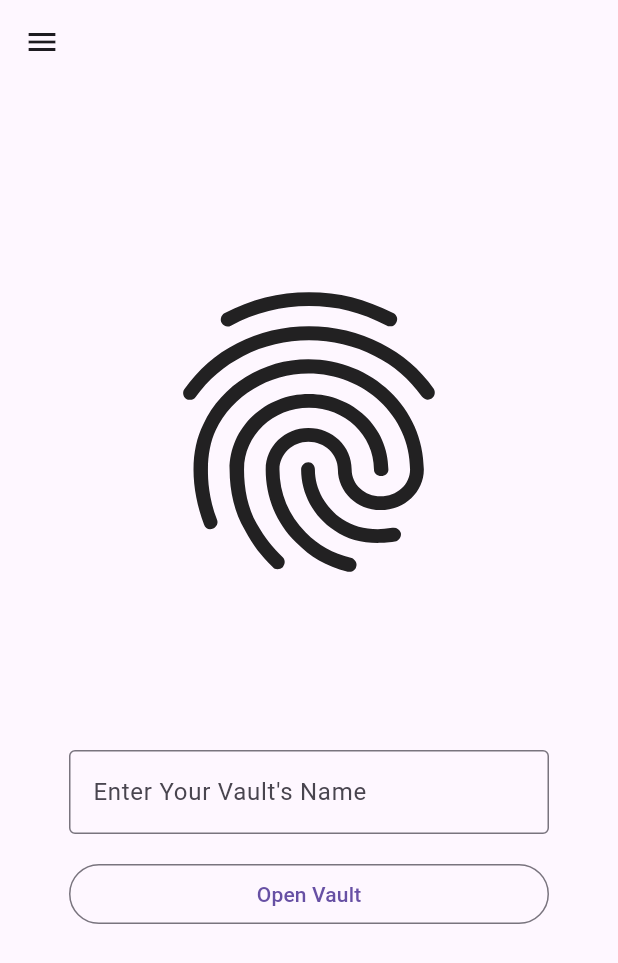
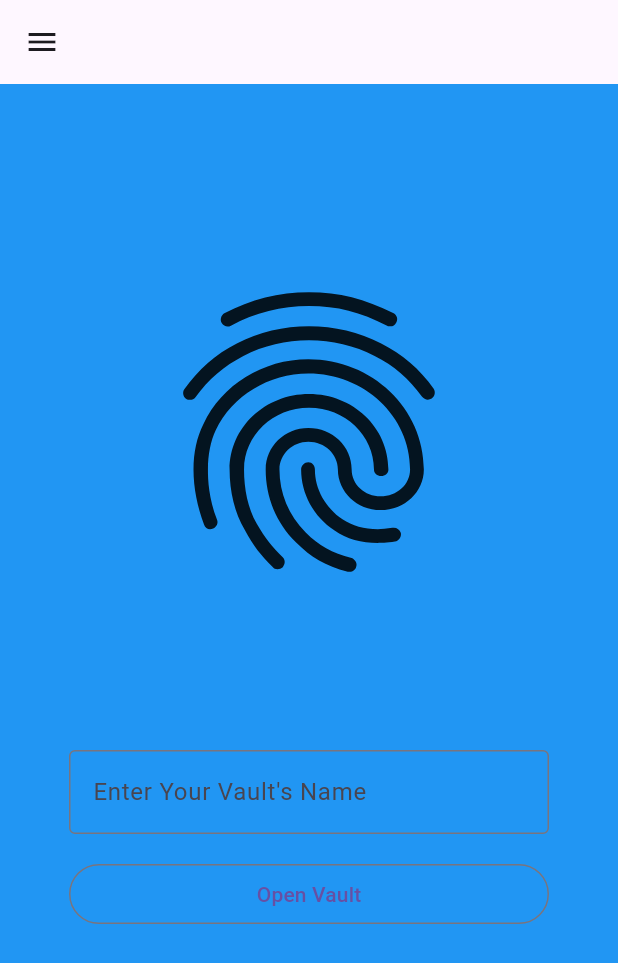
Before and after one commit to laguna-studios/vault, a Flutter app: the screen it shows after launch, on a phone screen of 412 x 824 dp. Shown: the top 963 px of the screen. Run offline on Flutter 3.47's test engine with Material 3 defaults, Android fonts, the phone set to English and light mode, and no system bars; our stand-ins replace chewie, dartx, file_picker, freezed_annotation, gap, video_player; missing offline and left inert: video_thumbnail.

Commit message:
new cicd version

```diff
--- a/lib/ui/core/screen/login_screen.dart
+++ b/lib/ui/core/screen/login_screen.dart
@@ -24,6 +24,7 @@ class _LoginScreenState extends State<LoginScreen> {
   @override
   Widget build(BuildContext context) {
     return Scaffold(
+      backgroundColor: const Color(0xFF2196F3),
       resizeToAvoidBottomInset: false,
       appBar: AppBar(),
       drawer: Drawer(
```
Also changed, not shown: .github/workflows/cicd.yaml.
